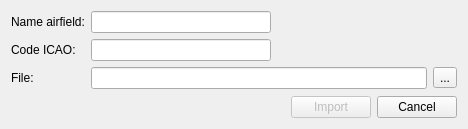
This is importdialog.ui in khmaksim/ImportObstraclesTools as Qt 5 draws it before an edit. The edited form follows.
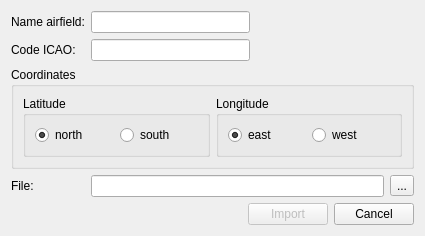
This is the edited form.

```diff
--- a/importdialog.ui
+++ b/importdialog.ui
@@ -6,54 +6,18 @@
    <rect>
     <x>0</x>
     <y>0</y>
-    <width>468</width>
-    <height>129</height>
+    <width>425</width>
+    <height>218</height>
    </rect>
   </property>
   <property name="windowTitle">
    <string>Import obstracles</string>
   </property>
   <layout class="QGridLayout" name="gridLayout">
-   <item row="1" column="2">
-    <spacer name="horizontalSpacer_2">
-     <property name="orientation">
-      <enum>Qt::Horizontal</enum>
-     </property>
-     <property name="sizeType">
-      <enum>QSizePolicy::Expanding</enum>
-     </property>
-     <property name="sizeHint" stdset="0">
-      <size>
-       <width>40</width>
-       <height>20</height>
-      </size>
-     </property>
-    </spacer>
-   </item>
-   <item row="0" column="0">
-    <widget class="QLabel" name="label">
-     <property name="text">
-      <string>Name airfield:</string>
-     </property>
-     <property name="buddy">
-      <cstring>nameAirfieldLineEdit</cstring>
-     </property>
-    </widget>
-   </item>
-   <item row="1" column="0">
-    <widget class="QLabel" name="label_2">
-     <property name="text">
-      <string>Code ICAO:</string>
-     </property>
-     <property name="buddy">
-      <cstring>codeIcaoLineEdit</cstring>
-     </property>
-    </widget>
-   </item>
    <item row="1" column="1">
     <widget class="QLineEdit" name="codeIcaoLineEdit"/>
    </item>
-   <item row="4" column="0" colspan="3">
+   <item row="5" column="0" colspan="3">
     <layout class="QHBoxLayout" name="horizontalLayout">
      <item>
       <spacer name="horizontalSpacer">
@@ -87,7 +51,10 @@
      </item>
     </layout>
    </item>
-   <item row="2" column="0">
+   <item row="0" column="1">
+    <widget class="QLineEdit" name="nameAirfieldLineEdit"/>
+   </item>
+   <item row="3" column="0">
     <widget class="QLabel" name="label_3">
      <property name="text">
       <string>File:</string>
@@ -97,7 +64,23 @@
      </property>
     </widget>
    </item>
-   <item row="2" column="1" colspan="2">
+   <item row="1" column="2">
+    <spacer name="horizontalSpacer_2">
+     <property name="orientation">
+      <enum>Qt::Horizontal</enum>
+     </property>
+     <property name="sizeType">
+      <enum>QSizePolicy::Expanding</enum>
+     </property>
+     <property name="sizeHint" stdset="0">
+      <size>
+       <width>40</width>
+       <height>20</height>
+      </size>
+     </property>
+    </spacer>
+   </item>
+   <item row="3" column="1" colspan="2">
     <layout class="QHBoxLayout" name="horizontalLayout_2">
      <item>
       <widget class="QLineEdit" name="fileLineEdit">
@@ -115,10 +98,17 @@
      </item>
     </layout>
    </item>
-   <item row="0" column="1">
-    <widget class="QLineEdit" name="nameAirfieldLineEdit"/>
+   <item row="1" column="0">
+    <widget class="QLabel" name="label_2">
+     <property name="text">
+      <string>Code ICAO:</string>
+     </property>
+     <property name="buddy">
+      <cstring>codeIcaoLineEdit</cstring>
+     </property>
+    </widget>
    </item>
-   <item row="3" column="0">
+   <item row="4" column="0">
     <spacer name="verticalSpacer">
      <property name="orientation">
       <enum>Qt::Vertical</enum>
@@ -131,6 +121,83 @@
      </property>
     </spacer>
    </item>
+   <item row="0" column="0">
+    <widget class="QLabel" name="label">
+     <property name="text">
+      <string>Name airfield:</string>
+     </property>
+     <property name="buddy">
+      <cstring>nameAirfieldLineEdit</cstring>
+     </property>
+    </widget>
+   </item>
+   <item row="2" column="0" colspan="3">
+    <widget class="QGroupBox" name="groupBox">
+     <property name="title">
+      <string>Coordinates</string>
+     </property>
+     <layout class="QGridLayout" name="gridLayout_2">
+      <item row="0" column="0">
+       <widget class="QGroupBox" name="groupBox_2">
+        <property name="title">
+         <string>Latitude</string>
+        </property>
+        <property name="flat">
+         <bool>true</bool>
+        </property>
+        <layout class="QGridLayout" name="gridLayout_3">
+         <item row="0" column="0">
+          <widget class="QRadioButton" name="northRadioButton">
+           <property name="text">
+            <string>north</string>
+           </property>
+           <property name="checked">
+            <bool>true</bool>
+           </property>
+          </widget>
+         </item>
+         <item row="0" column="1">
+          <widget class="QRadioButton" name="southRadioButton">
+           <property name="text">
+            <string>south</string>
+           </property>
+          </widget>
+         </item>
+        </layout>
+       </widget>
+      </item>
+      <item row="0" column="1">
+       <widget class="QGroupBox" name="groupBox_3">
+        <property name="title">
+         <string>Longitude</string>
+        </property>
+        <property name="flat">
+         <bool>true</bool>
+        </property>
+        <layout class="QGridLayout" name="gridLayout_4">
+         <item row="0" column="0">
+          <widget class="QRadioButton" name="eastRadioButton">
+           <property name="text">
+            <string>east</string>
+           </property>
+           <property name="checked">
+            <bool>true</bool>
+           </property>
+          </widget>
+         </item>
+         <item row="0" column="1">
+          <widget class="QRadioButton" name="westRadioButton">
+           <property name="text">
+            <string>west</string>
+           </property>
+          </widget>
+         </item>
+        </layout>
+       </widget>
+      </item>
+     </layout>
+    </widget>
+   </item>
   </layout>
  </widget>
  <resources/>
```
Left out of the diff: 12 changed lines with no effect on the pictures.
